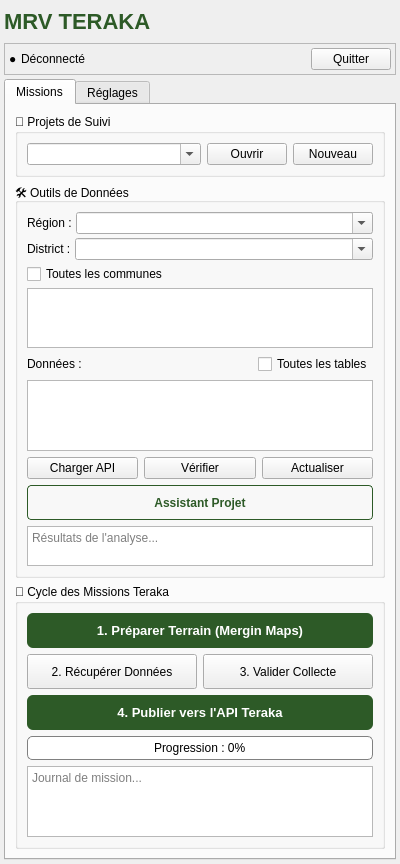
This is mrv_teraka_dockwidget_base.ui in johrosa/mrv_teraka as Qt 5 draws it before an edit. The edited form follows.
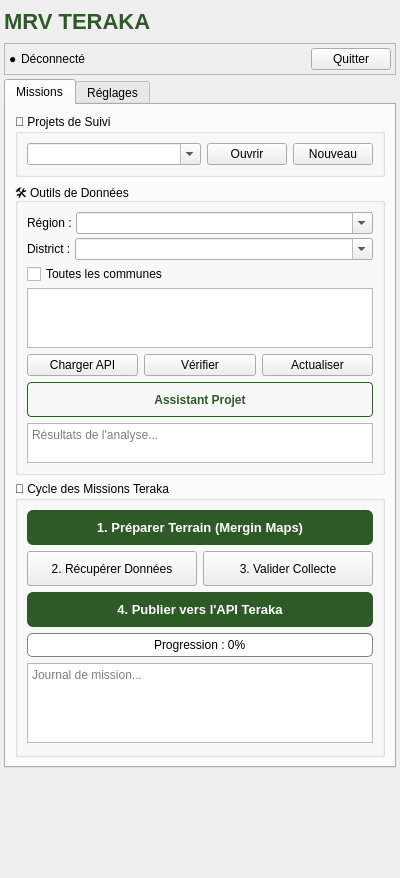
This is the edited form.

Commit message: Improve data selection dialogs and table sorting

Patch:
```diff
--- a/mrv_teraka_dockwidget_base.ui
+++ b/mrv_teraka_dockwidget_base.ui
@@ -13,7 +13,7 @@
     <x>0</x>
     <y>0</y>
     <width>400</width>
-    <height>600</height>
+    <height>878</height>
    </rect>
   </property>
   <property name="windowTitle">
@@ -259,48 +259,7 @@
            <item>
             <layout class="QVBoxLayout" name="layoutEndpoint">
              <item>
-              <layout class="QHBoxLayout" name="layoutEndpointHeader">
-               <item>
-                <widget class="QLabel" name="labelEndpoint">
-                 <property name="text">
-                  <string>Données :</string>
-                 </property>
-                </widget>
-               </item>
-               <item>
-                <spacer name="endpointSpacer">
-                 <property name="orientation">
-                  <enum>Qt::Horizontal</enum>
-                 </property>
-                 <property name="sizeHint" stdset="0">
-                  <size>
-                   <width>40</width>
-                   <height>20</height>
-                  </size>
-                 </property>
-                </spacer>
-               </item>
-               <item>
-                <widget class="QCheckBox" name="selectAllEndpointsCheckBox">
-                 <property name="text">
-                  <string>Toutes les tables</string>
-                 </property>
-                </widget>
-               </item>
-              </layout>
-             </item>
-             <item>
-              <widget class="QListWidget" name="endpointListWidget">
-               <property name="maximumSize">
-                <size>
-                 <width>16777215</width>
-                 <height>80</height>
-                </size>
-               </property>
-               <property name="selectionMode">
-                <enum>QAbstractItemView::ExtendedSelection</enum>
-               </property>
-              </widget>
+              <layout class="QHBoxLayout" name="layoutEndpointHeader"/>
              </item>
              <item>
               <layout class="QHBoxLayout" name="layoutDbActions">
```
Left out of the diff: 6 changed lines with no effect on the pictures. The commit also changes 6 other files.
